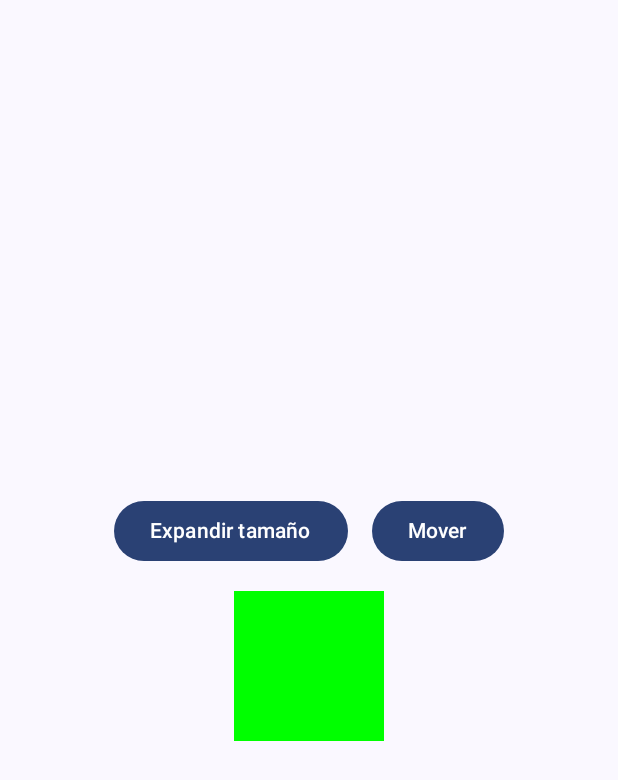
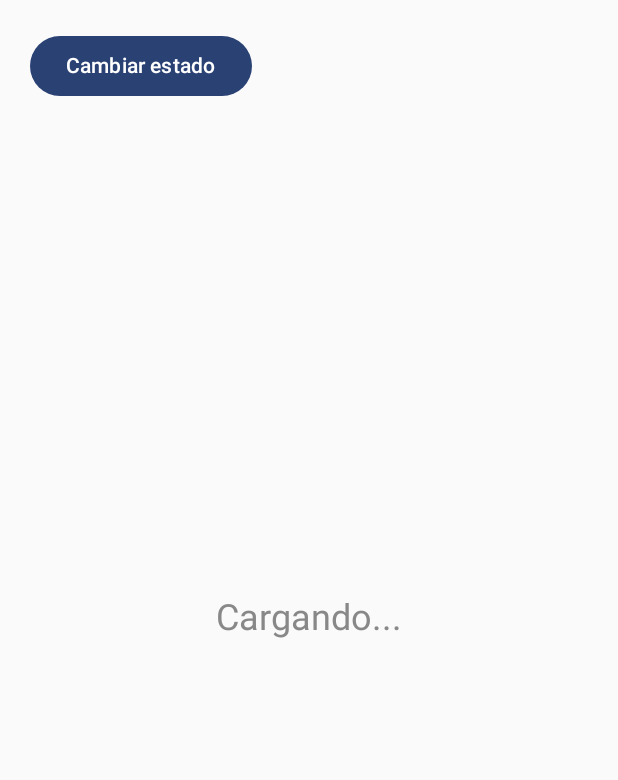
Before and after one commit to AndreBoza/lab13-, an Android app built with Jetpack Compose: the screen it shows after launch (MainActivity), on a phone screen of 412 x 824 dp. Shown: the top 780 px of the screen. Run offline under Robolectric (Android 15) with nearby library versions, the phone set to English and light mode, and no system bars.

Commit message:
Ejercicio 4: Cambio de Contenido con AnimatedContent

```diff
--- /dev/null
+++ b/app/src/main/java/com/example/lab13/AnimatedContentBox.kt
@@ -0,0 +1,75 @@
+package com.example.lab13
+
+import androidx.compose.animation.AnimatedContent
+import androidx.compose.animation.ExperimentalAnimationApi
+import androidx.compose.animation.fadeIn
+import androidx.compose.animation.fadeOut
+import androidx.compose.animation.with
+import androidx.compose.foundation.layout.Box
+import androidx.compose.foundation.layout.fillMaxSize
+import androidx.compose.runtime.Composable
+import androidx.compose.runtime.remember
+import androidx.compose.runtime.mutableStateOf
+import androidx.compose.runtime.getValue
+import androidx.compose.runtime.setValue
+import androidx.compose.ui.Alignment
+import androidx.compose.ui.Modifier
+import androidx.compose.ui.graphics.Color
+import androidx.compose.ui.text.TextStyle
+import androidx.compose.ui.unit.dp
+import androidx.compose.ui.unit.sp
+import androidx.compose.foundation.layout.padding
+import androidx.compose.material3.Button
+import androidx.compose.material3.Text
+
+enum class ContentState {
+    LOADING, CONTENT, ERROR
+}
+
+@OptIn(ExperimentalAnimationApi::class)
+@Composable
+fun AnimatedContentBox(modifier: Modifier = Modifier) {
+    var state by remember { mutableStateOf(ContentState.LOADING) }
+
+    Box(
+        modifier = modifier.fillMaxSize(),
+        contentAlignment = Alignment.Center
+    ) {
+        AnimatedContent(
+            targetState = state,
+            transitionSpec = {
+                fadeIn() with fadeOut()
+            }
+        ) { targetState ->
+            when (targetState) {
+                ContentState.LOADING -> Text(
+                    text = "Cargando...",
+                    style = TextStyle(color = Color.Gray, fontSize = 24.sp)
+                )
+                ContentState.CONTENT -> Text(
+                    text = "Contenido cargado",
+                    style = TextStyle(color = Color.Green, fontSize = 24.sp)
+                )
+                ContentState.ERROR -> Text(
+                    text = "Error al cargar",
+                    style = TextStyle(color = Color.Red, fontSize = 24.sp)
+                )
+            }
+        }
+    }
+
+    Box(
+        modifier = Modifier.padding(20.dp),
+        contentAlignment = Alignment.BottomCenter
+    ) {
+        Button(onClick = {
+            state = when (state) {
+                ContentState.LOADING -> ContentState.CONTENT
+                ContentState.CONTENT -> ContentState.ERROR
+                ContentState.ERROR -> ContentState.LOADING
+            }
+        }) {
+            Text(text = "Cambiar estado")
+        }
+    }
+}
--- /dev/null
+++ b/app/src/main/java/com/example/lab13/AnimatedContentScreen.kt
@@ -0,0 +1,11 @@
+package com.example.lab13
+
+import androidx.compose.foundation.layout.fillMaxSize
+import androidx.compose.runtime.Composable
+import androidx.compose.ui.Modifier
+import com.example.lab13.AnimatedContentBox
+
+@Composable
+fun AnimatedContentScreen(modifier: Modifier = Modifier) {
+    AnimatedContentBox(modifier = modifier.fillMaxSize())
+}
--- a/app/src/main/java/com/example/lab13/MainActivity.kt
+++ b/app/src/main/java/com/example/lab13/MainActivity.kt
@@ -4,8 +4,6 @@ import android.os.Bundle
 import androidx.activity.ComponentActivity
 import androidx.activity.compose.setContent
 import androidx.compose.foundation.layout.fillMaxSize
-import androidx.compose.foundation.layout.padding
-import androidx.compose.material3.Scaffold
 import androidx.compose.ui.Modifier
 import com.example.lab13.ui.theme.Lab13Theme
 
@@ -14,11 +12,7 @@ class MainActivity : ComponentActivity() {
         super.onCreate(savedInstanceState)
         setContent {
             Lab13Theme {
-                Scaffold(modifier = Modifier.fillMaxSize()) { innerPadding ->
-                    AnimatedSizeAndPositionScreen(
-                        modifier = Modifier.padding(innerPadding)
-                    )
-                }
+                AnimatedContentScreen(modifier = Modifier.fillMaxSize())
             }
         }
     }
```
Also changed, not shown: app/src/main/java/com/example/lab13/AnimatedContentScreenPreview.kt (added, +13 -0 lines).
